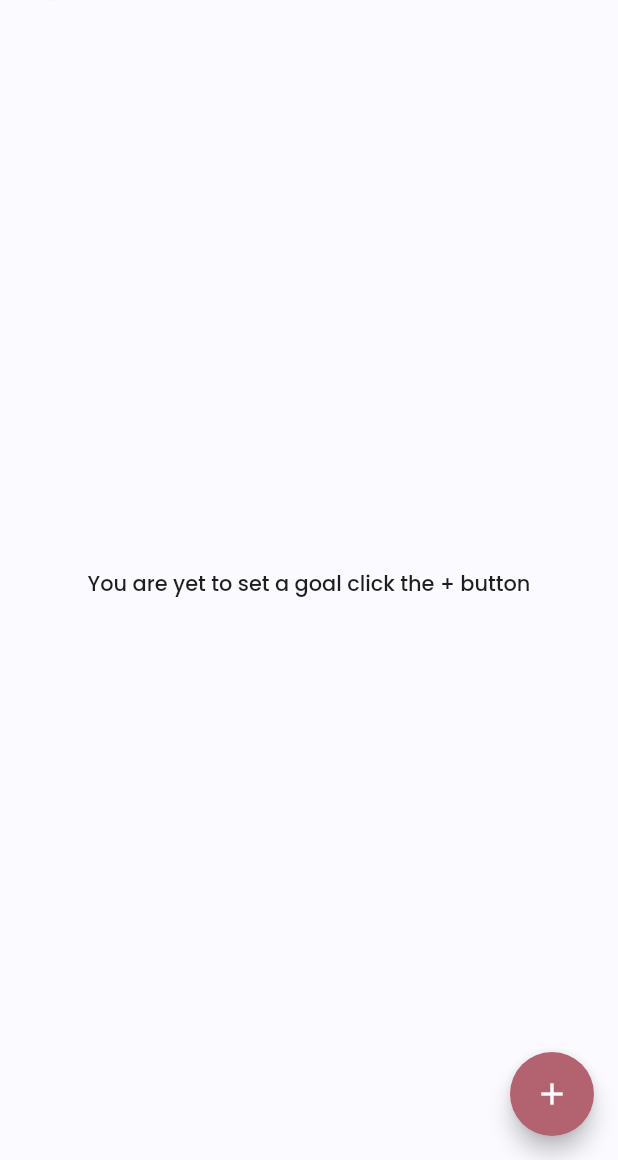
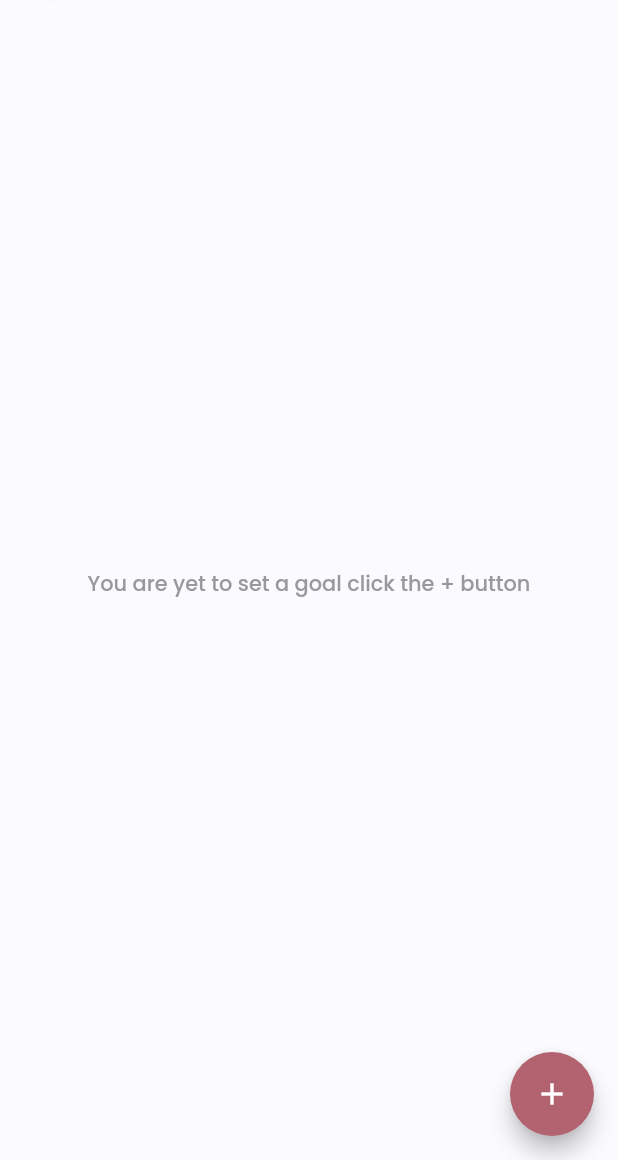
Before and after one commit to emeleonufavour/skeen, a Flutter app: the screen it shows after launch, on a phone screen of 412 x 824 dp, the part 76-1236 px from its top. Run offline on Flutter 3.47's test engine with Material 3 defaults, Android fonts, the phone set to English and light mode, and no system bars; our stand-ins replace camera, extended_image, flutter_calendar_carousel, flutter_riverpod, flutter_svg, fpdart and 3 more; missing offline and left inert: google_mlkit_barcode_scanning.

Commit message:
style(skin goal): Change font color to Palette.grey

```diff
--- a/lib/src/features/skin_goal/views/skin_goal_view.dart
+++ b/lib/src/features/skin_goal/views/skin_goal_view.dart
@@ -18,7 +18,7 @@ class SkinCareGoalView extends StatelessWidget {
               "You are yet to set a goal click the + button",
               fontSize: kfsTiny,
               fontWeight: w500,
-              decorationColor: Color(0xff999999),
+              textColor: Color(0xff999999),
             ),
           )
         ],
```
